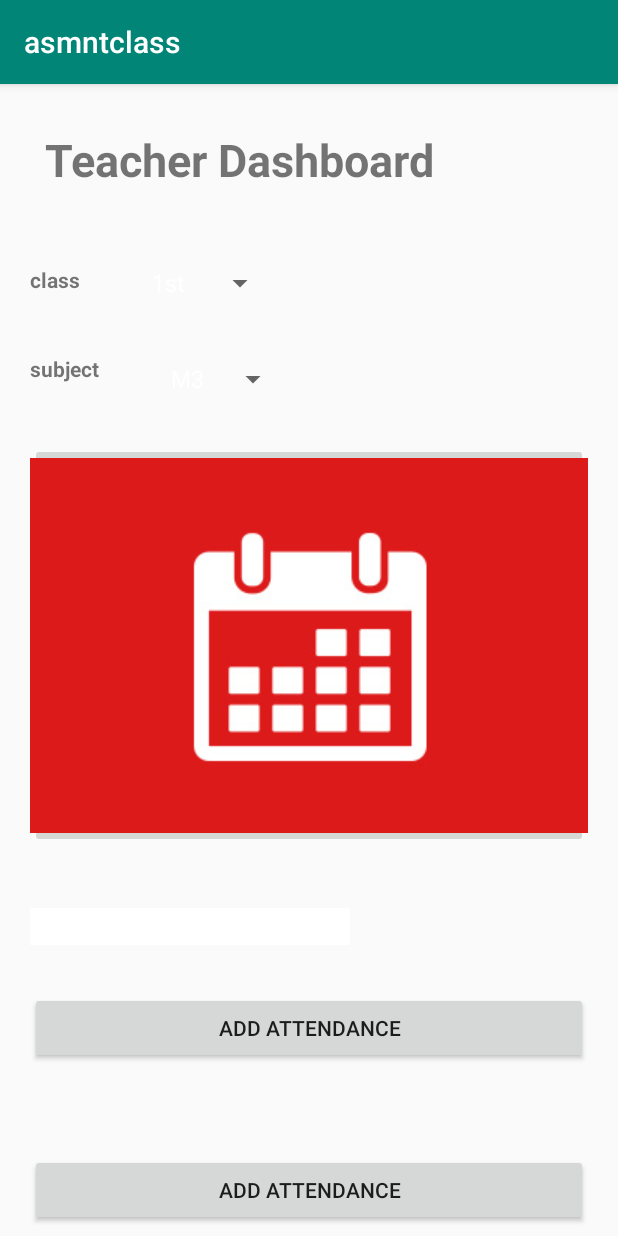
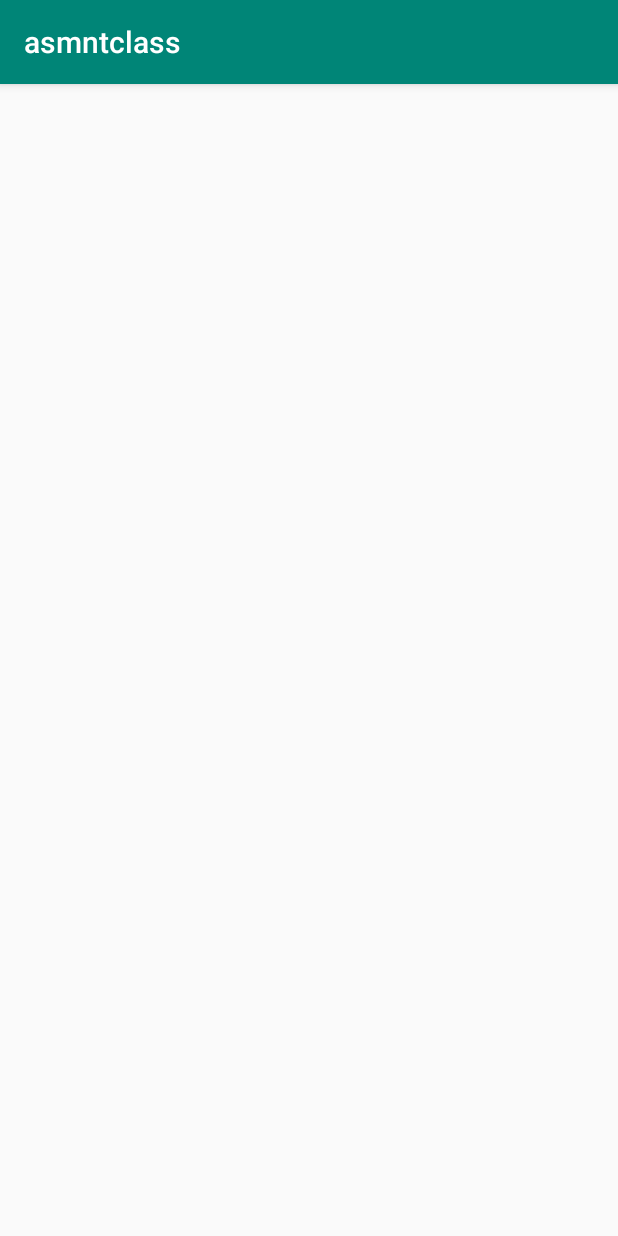
Before and after one commit to bishwa53/finalAndroid, an Android app: the AddAttendanceActivity screen opened directly, with no data from a screen before it, on a phone screen of 412 x 824 dp. Run offline under Robolectric (Android 15) with nearby library versions, the phone set to English and light mode, and no system bars.

Commit message:
update view student and teacher details

```diff
--- a/app/src/main/java/URL/Url.java
+++ b/app/src/main/java/URL/Url.java
@@ -5,7 +5,7 @@ import retrofit2.converter.gson.GsonConverterFactory;
 
 public class Url {
 
-    public static final String BASE_URL = "http://172.26.0.105:3000/";
+    public static final String BASE_URL = "http://10.0.2.2:3000/";
     public static String Cookie="";
 
     public static int shoesId ;
--- a/app/src/main/java/com/example/asmntclass/AddAttendanceActivity.java
+++ b/app/src/main/java/com/example/asmntclass/AddAttendanceActivity.java
@@ -18,105 +18,5 @@ import java.util.ArrayList;
 import java.util.Calendar;
 
 public class AddAttendanceActivity extends AppCompatActivity {
-    private ImageButton date;
-    private Calendar cal;
-    private int day;
-    private int month;
-    private int dyear;
-    private EditText dateEditText;
-    Button btnViewAttendance, btnAddAttendance;
-    Spinner spnClass,spnsub;
-    String year = "1st Year";
-    String subject = "API";
 
-    private String[] yearString = new String[] {"1st","2nd","3rd"};
-    private String[] subject1stString = new String[] {"SC","MC"};
-    private String[] subject2ndString = new String[] {"GT","CN"};
-    private String[] subject3rdString = new String[] {"DS","NS"};
-
-    private String[] subjectFinal = new String[] {"M3","DS","M4","CN","M5","NS"};
-
-    @Override
-    protected void onCreate(Bundle savedInstanceState) {
-        super.onCreate(savedInstanceState);
-        setContentView(R.layout.activity_add_attendance);
-
-        spnClass=(Spinner)findViewById(R.id.spnClass);
-        spnsub=(Spinner)findViewById(R.id.spnsub);
-
-        ArrayAdapter<String> adapter_year = new ArrayAdapter<String>(this, android.R.layout.simple_spinner_item, yearString);
-        adapter_year.setDropDownViewResource(android.R.layout.simple_spinner_dropdown_item);
-        spnClass.setAdapter(adapter_year);
-
-        spnClass.setOnItemSelectedListener(new AdapterView.OnItemSelectedListener() {
-            @Override
-            public void onItemSelected(AdapterView<?> arg0, View view,
-                                       int arg2, long arg3) {
-                // TODO Auto-generated method stub
-                ((TextView) arg0.getChildAt(0)).setTextColor(Color.WHITE);
-                year =(String) spnClass.getSelectedItem();
-                Toast.makeText(getApplicationContext(), "year:"+year, Toast.LENGTH_SHORT).show();
-            }
-
-            @Override
-            public void onNothingSelected(AdapterView<?> arg0) {
-                // TODO Auto-generated method stub
-            }
-        });
-
-        ArrayAdapter<String> adapter_subject = new ArrayAdapter<String>(this, android.R.layout.simple_spinner_item, subjectFinal);
-        adapter_subject.setDropDownViewResource(android.R.layout.simple_spinner_dropdown_item);
-        spnsub.setAdapter(adapter_subject);
-        spnsub.setOnItemSelectedListener(new AdapterView.OnItemSelectedListener() {
-            @Override
-            public void onItemSelected(AdapterView<?> arg0, View view,
-                                       int arg2, long arg3) {
-                // TODO Auto-generated method stub
-                ((TextView) arg0.getChildAt(0)).setTextColor(Color.WHITE);
-                subject =(String) spnsub.getSelectedItem();
-
-            }
-
-            @Override
-            public void onNothingSelected(AdapterView<?> arg0) {
-                // TODO Auto-generated method stub
-            }
-        });
-
-
-        date = (ImageButton) findViewById(R.id.DateImageButton);
-        cal = Calendar.getInstance();
-        day = cal.get(Calendar.DAY_OF_MONTH);
-        month = cal.get(Calendar.MONTH);
-        dyear = cal.get(Calendar.YEAR);
-        dateEditText = (EditText) findViewById(R.id.DateEditText);
-        date.setOnClickListener(new View.OnClickListener() {
-
-            @Override
-            public void onClick(View arg0) {
-                showDialog(0);
-
-            }
-        });
-
-        btnAddAttendance=(Button)findViewById(R.id.btnAddAttendance);
-        btnAddAttendance.setOnClickListener(new View.OnClickListener() {
-
-            @Override
-            public void onClick(View arg0) {
-
-
-
-            }
-        });
-
-        btnViewAttendance=(Button)findViewById(R.id.btnViewAttendance);
-        btnViewAttendance.setOnClickListener(new View.OnClickListener() {
-
-            @Override
-            public void onClick(View arg0) {
-
-            }
-        });
-    }
 }
--- a/app/src/main/java/com/example/asmntclass/LoginActivity.java
+++ b/app/src/main/java/com/example/asmntclass/LoginActivity.java
@@ -130,4 +130,5 @@ public class LoginActivity extends Activity  {
             }
         });
     }
+
 }
--- a/app/src/main/java/com/example/asmntclass/RegisterTeacher.java
+++ b/app/src/main/java/com/example/asmntclass/RegisterTeacher.java
@@ -29,7 +29,7 @@ public class RegisterTeacher extends AppCompatActivity {
         etAddress = findViewById(R.id.etAddress);
         etUsername = findViewById(R.id.etUsername);
         etPassword = findViewById(R.id.etPassword);
-        btnRegisterTeacher = findViewById(R.id.btnRegisterStudent);
+        btnRegisterTeacher = findViewById(R.id.btnRegisterTeacher);
 
         btnRegisterTeacher.setOnClickListener(new View.OnClickListener() {
 
--- a/app/src/main/java/com/example/asmntclass/ViewDetailOfStudent.java
+++ b/app/src/main/java/com/example/asmntclass/ViewDetailOfStudent.java
@@ -43,8 +43,8 @@ public class ViewDetailOfStudent extends AppCompatActivity {
                     Toast.makeText(ViewDetailOfStudent.this, "Code : "+ response.code() , Toast.LENGTH_SHORT).show();
                 }
                 List<student> items =  response.body();
-                StudentAdapter studetAdapter = new StudentAdapter(items,ViewDetailOfStudent.this);
-                recyclerViewListStudent.setAdapter(studetAdapter);
+                StudentAdapter studentAdapter = new StudentAdapter(items,ViewDetailOfStudent.this);
+                recyclerViewListStudent.setAdapter(studentAdapter);
                 recyclerViewListStudent.setLayoutManager(new LinearLayoutManager(ViewDetailOfStudent.this));
             }
             @Override
```
Also changed, not shown: app/src/main/java/com/example/asmntclass/Dashboard.java (+11 -0 lines), app/src/main/res/layout/activity_dashboard.xml (+11 -0 lines), app/src/main/res/layout/activity_login.xml (+10 -0 lines), app/src/main/res/layout/activity_register.xml (+11 -0 lines), app/src/main/res/layout/activity_register_teacher.xml (+11 -0 lines).
